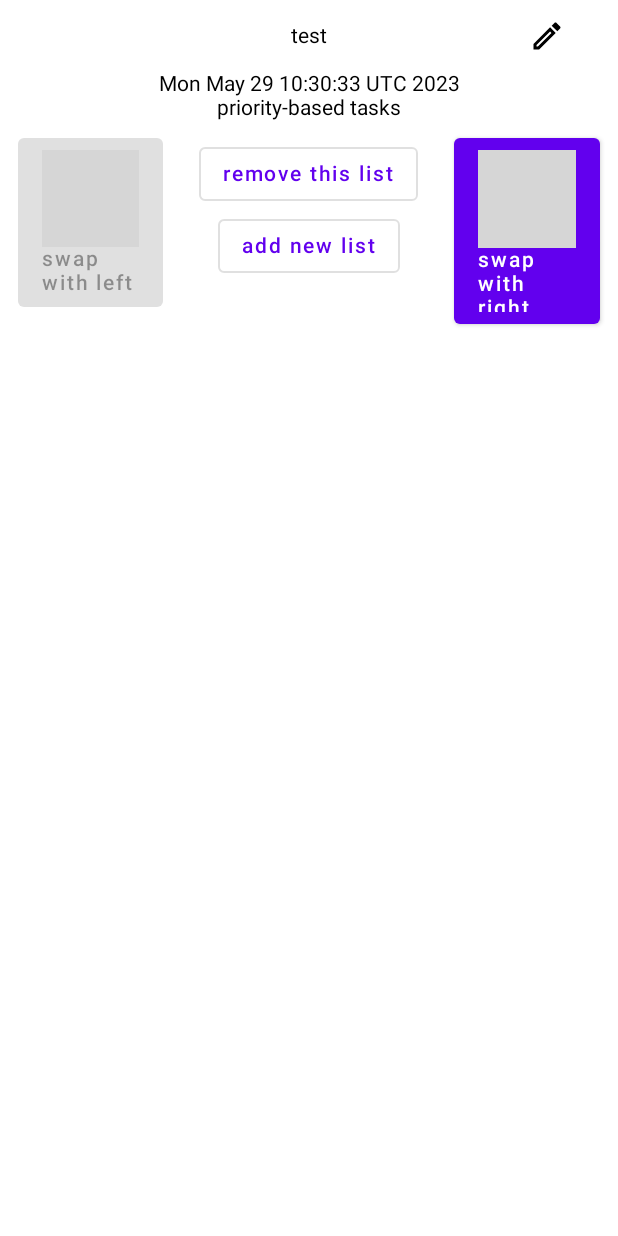
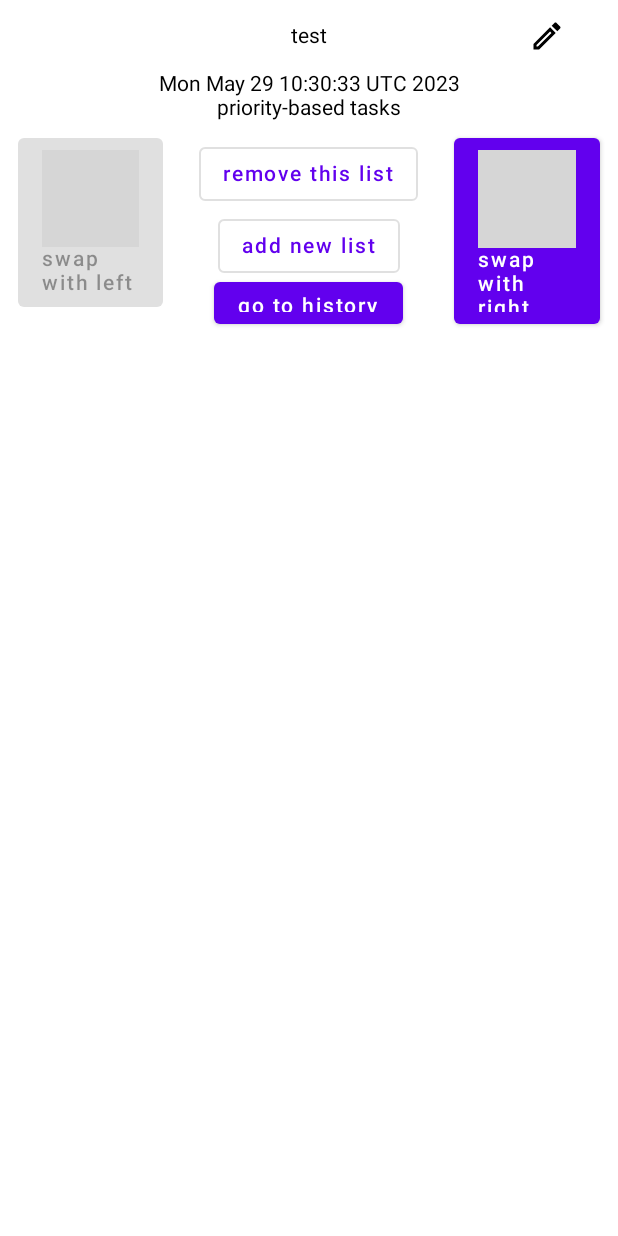
Before and after one commit to Dzem-z/Android-priority-list-app, an Android app built with Jetpack Compose: the @Preview function ListOptionsSheetPreview, on a phone screen of 412 x 824 dp. Run offline under Robolectric (Android 15) with nearby library versions, the light colour scheme and no system bars; grey boxes are pictures that could not be loaded.

Commit message:
added button responsible for redirection to history in working version

```diff
--- a/app/src/main/java/com/example/prioritylist/ui/BottomSheet.kt
+++ b/app/src/main/java/com/example/prioritylist/ui/BottomSheet.kt
@@ -214,6 +214,12 @@ fun ListOptionsSheet(viewModel: StateHolder, modifier: Modifier = Modifier, remo
                 ) {
                     Text(text = "add new list")
                 }
+
+                Button(
+                    onClick = {}
+                ) {
+                    Text(text = "go to history")
+                }
             }
 
             Button(
```
